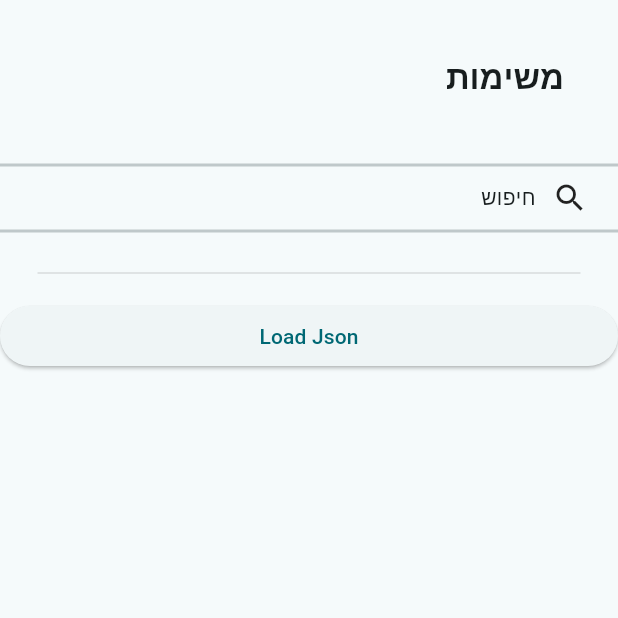
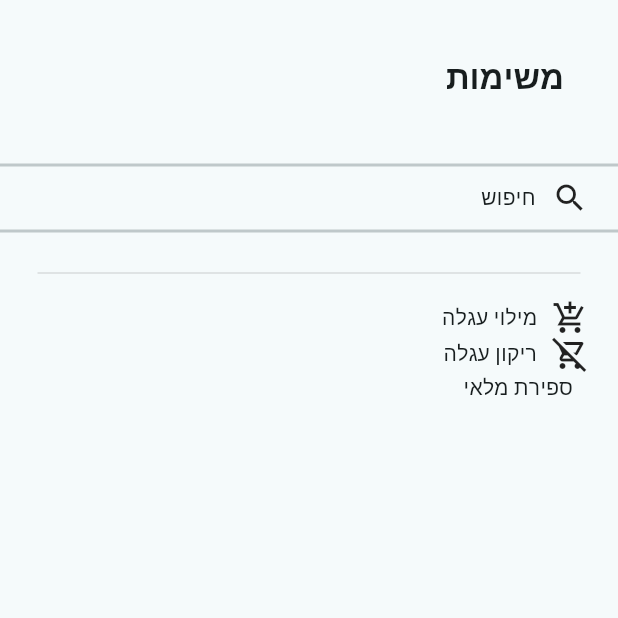
Before and after one commit to KobyMashiach/algoretailkobymashiach, a Flutter app: the screen it shows after launch, on a phone screen of 412 x 824 dp, the top half of it. Run offline on Flutter 3.47's test engine with Material 2 defaults, Android fonts, the phone set to English and light mode, and no system bars; our stand-ins replace fluttertoast.

Commit message:
readAutoJson

```diff
--- a/lib/screens/home_screen.dart
+++ b/lib/screens/home_screen.dart
@@ -22,6 +22,12 @@ class _HomeScreenState extends State<HomeScreen> {
     setState(() {
       _tasks = data["tasks"];
     });
+  }
+
+  @override
+  void initState() {
+    readJson();
+    super.initState();
   }
 
   @override
@@ -52,8 +58,7 @@ class _HomeScreenState extends State<HomeScreen> {
             ),
             // -----------------search-----------------
             appDesign.appDivider(),
-            _tasks.isNotEmpty
-                ? Expanded(
+            Expanded(
                 child: ListView.builder(
                     itemCount: _tasks.length,
                     itemBuilder: (context, index) {
@@ -66,13 +71,6 @@ class _HomeScreenState extends State<HomeScreen> {
                           return showTasks.inventoryCount(appDesign);
                       }
                     }))
-                : ElevatedButton(
-                    onPressed: () {
-                      readJson();
-                    },
-                    child: const Center(
-                      child: Text("Load Json"),
-                    ))
           ],
         ),
       ),
```
Lines whose indentation alone changed are shown as unchanged.
